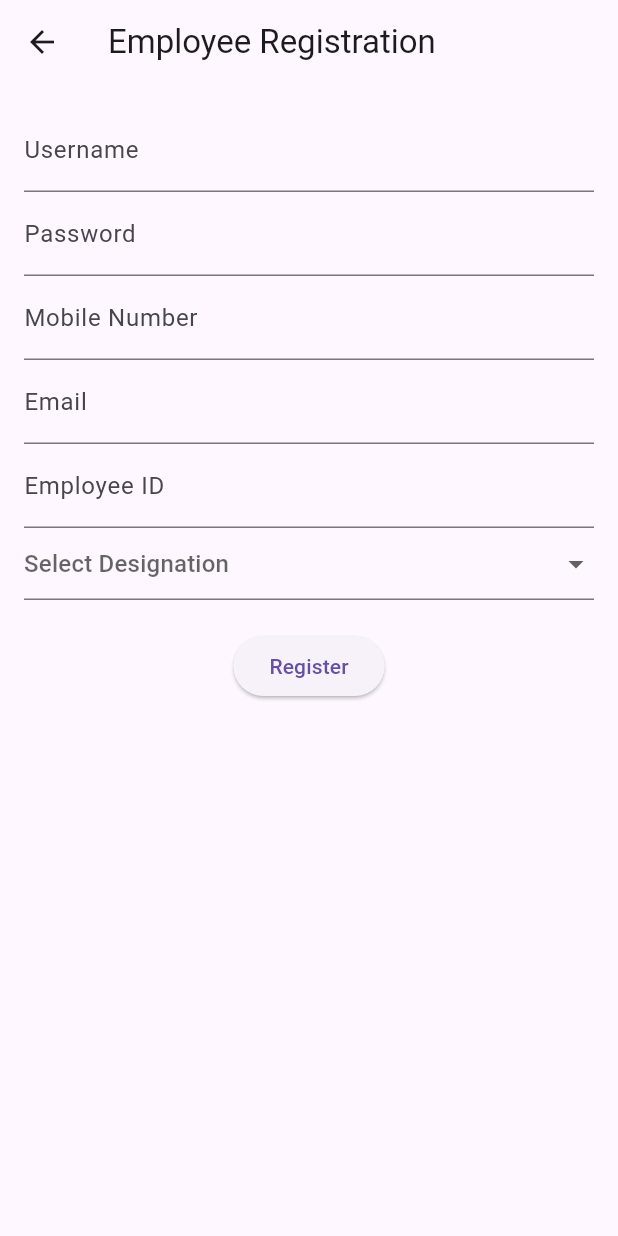
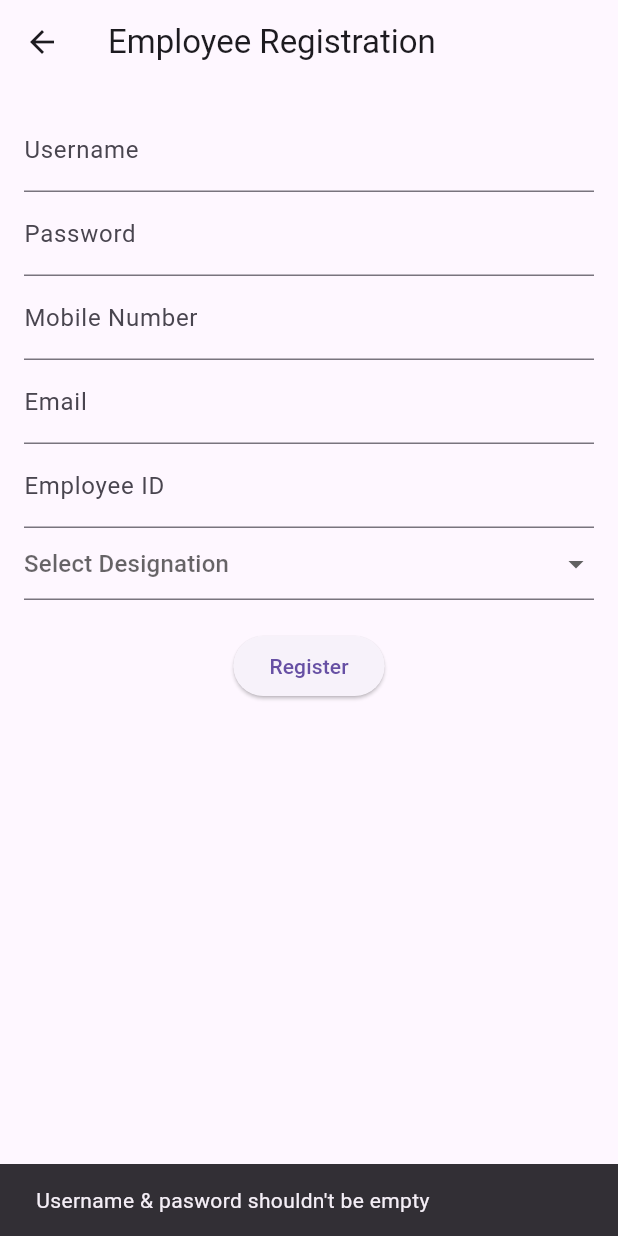
Before and after one commit to Mahidevinsights/employee_login, a Flutter app: the RegistrationPage screen opened directly, after a tap on "Register", on a phone screen of 412 x 824 dp. Run offline on Flutter 3.47's test engine with Material 3 defaults, Android fonts, the phone set to English and light mode, and no system bars; our stand-ins replace sqflite; accounts and stored records are empty.

Commit message:
fix: some edge case checks added

```diff
--- a/lib/screens/registration_page.dart
+++ b/lib/screens/registration_page.dart
@@ -66,7 +66,9 @@ class _RegistrationPageState extends State<RegistrationPage> {
               const SizedBox(height: 20),
               ElevatedButton(
                 onPressed: () {
-                  if (designation != null) {
+                  if (designation != null &&
+                      usernameController.text.isNotEmpty &&
+                      passwordController.text.isNotEmpty) {
                     final employee = Employee(
                       username: usernameController.text,
                       password: passwordController.text,
@@ -81,6 +83,14 @@ class _RegistrationPageState extends State<RegistrationPage> {
                     ScaffoldMessenger.of(context).showSnackBar(const SnackBar(
                         content: Text("Registration Successful!")));
                     Navigator.pop(context);
+                  } else if (usernameController.text.isEmpty ||
+                      passwordController.text.isEmpty) {
+                    ScaffoldMessenger.of(context).showSnackBar(const SnackBar(
+                      content: Text("Username & pasword shouldn't be empty"),
+                    ));
+                  } else {
+                    ScaffoldMessenger.of(context).showSnackBar(const SnackBar(
+                        content: Text("Please select a designation")));
                   }
                 },
                 child: const Text("Register"),
```
